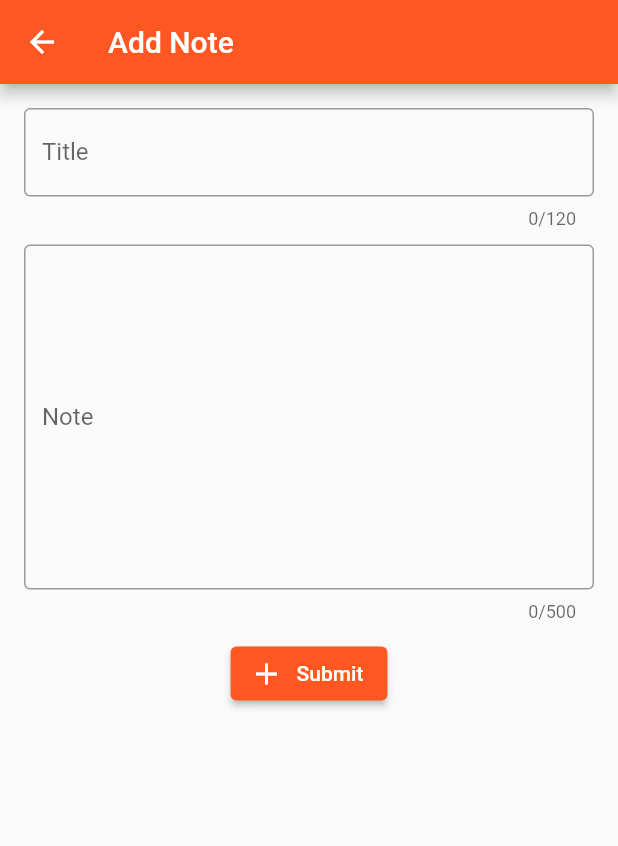
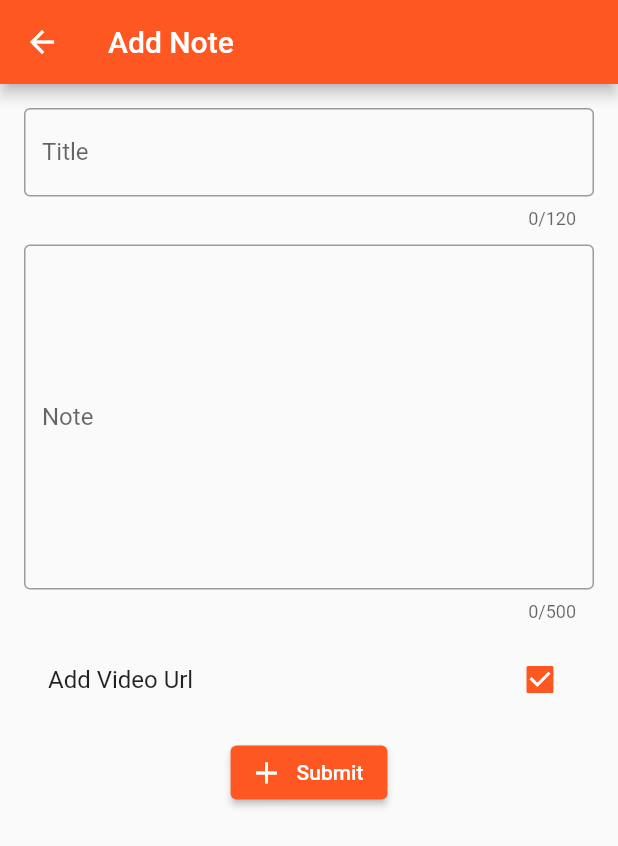
Before and after one commit to Adutta1998/BlocNotes, a Flutter app: the AddNoteScreen screen opened directly, on a phone screen of 412 x 824 dp. Shown: the top 846 px of the screen. Run offline on Flutter 3.47's test engine with Material 2 defaults, Android fonts, the phone set to English and light mode, and no system bars; our stand-ins replace bloc, cloud_firestore, firebase_core, flutter_bloc; accounts and stored records are empty.

```diff
--- a/lib/cubit/add_data_firestore_cubit.dart
+++ b/lib/cubit/add_data_firestore_cubit.dart
@@ -12,4 +12,8 @@ class AddDataFirestoreCubit extends Cubit<AddDataFirestoreState> {
     emit(AddDataFirestoreAdding());
     repository.addData(title,note).then((value) => emit(AddDataFirestoreAdded(status: value)));
   }
+
+  void setCheckStateChange(bool checkState){
+    emit(AddDataFirestoreVideoState(checkState));
+  }
 }
--- a/lib/cubit/add_data_firestore_state.dart
+++ b/lib/cubit/add_data_firestore_state.dart
@@ -9,3 +9,8 @@ class AddDataFirestoreAdded extends AddDataFirestoreState {
   final bool status;
   AddDataFirestoreAdded({required this.status});
 }
+
+class AddDataFirestoreVideoState extends AddDataFirestoreState{
+  final bool checkedState;
+  AddDataFirestoreVideoState(this.checkedState);
+}
--- a/lib/screens/AddNoteScreen.dart
+++ b/lib/screens/AddNoteScreen.dart
@@ -32,6 +32,8 @@ class AddNoteScreen extends StatelessWidget {
                     _titleText(),
                     SizedBox(height: 10.0,),
                     _noteText(),
+                    SizedBox(height: 10.0,),
+                    _videoCheck(context),
                     SizedBox(height: 10.0,),
                     _submitButton(context)
                   ],
@@ -94,4 +96,10 @@ class AddNoteScreen extends StatelessWidget {
       BlocProvider.of<AddDataFirestoreCubit>(context).addData(title.text.toString(),note.text.toString());
     }, icon: Icon(Icons.add), label: Text("Submit"));
  }
+
+ Widget _videoCheck(context) {
+    return CheckboxListTile(value: true, onChanged: (checkState){
+      BlocProvider.of<AddDataFirestoreCubit>(context);
+    },title: Text("Add Video Url"),);
+ }
 }
```
